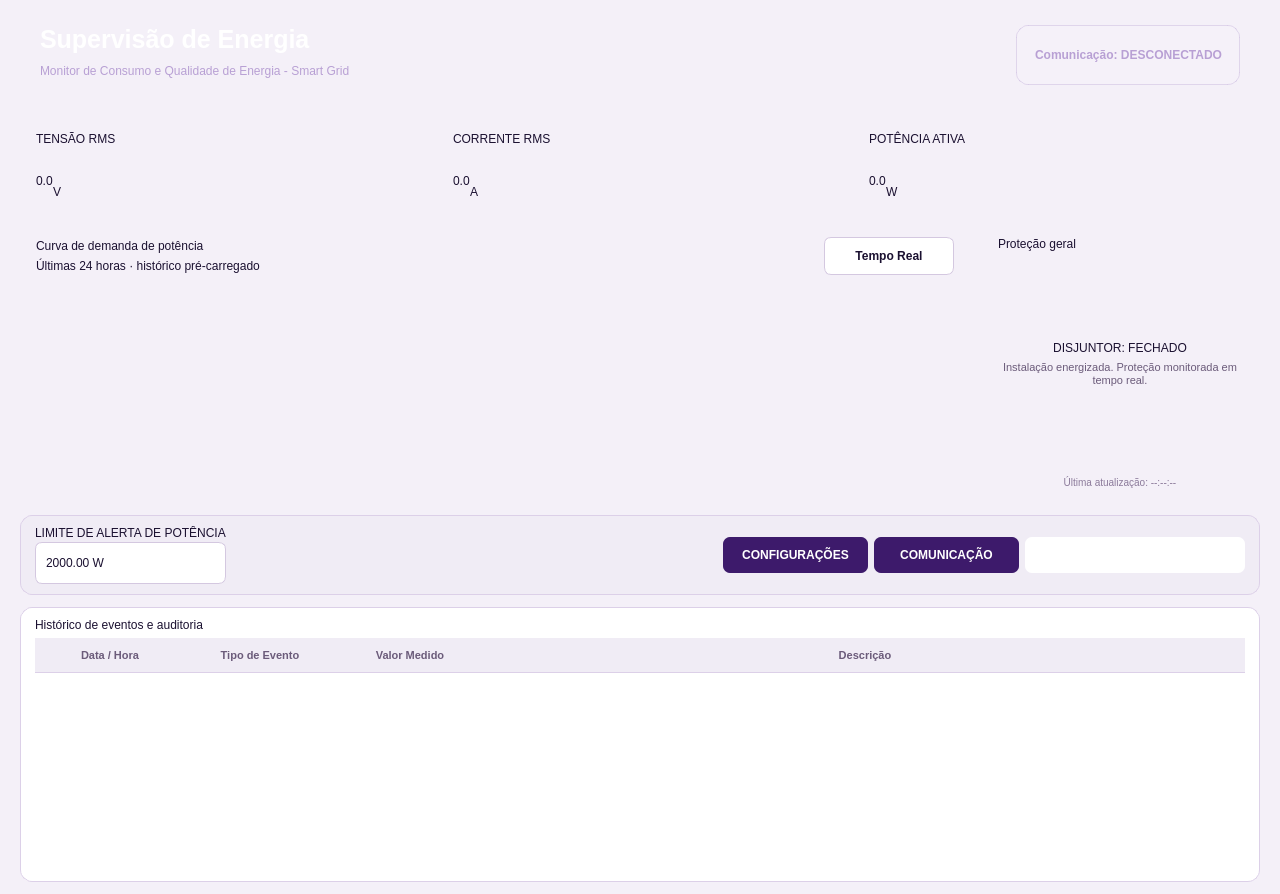
This is ui/dashboard.ui in JasmineAlves/SistemaSupervisaoControle-Desktop as Qt 5 draws it before an edit. The edited form follows.
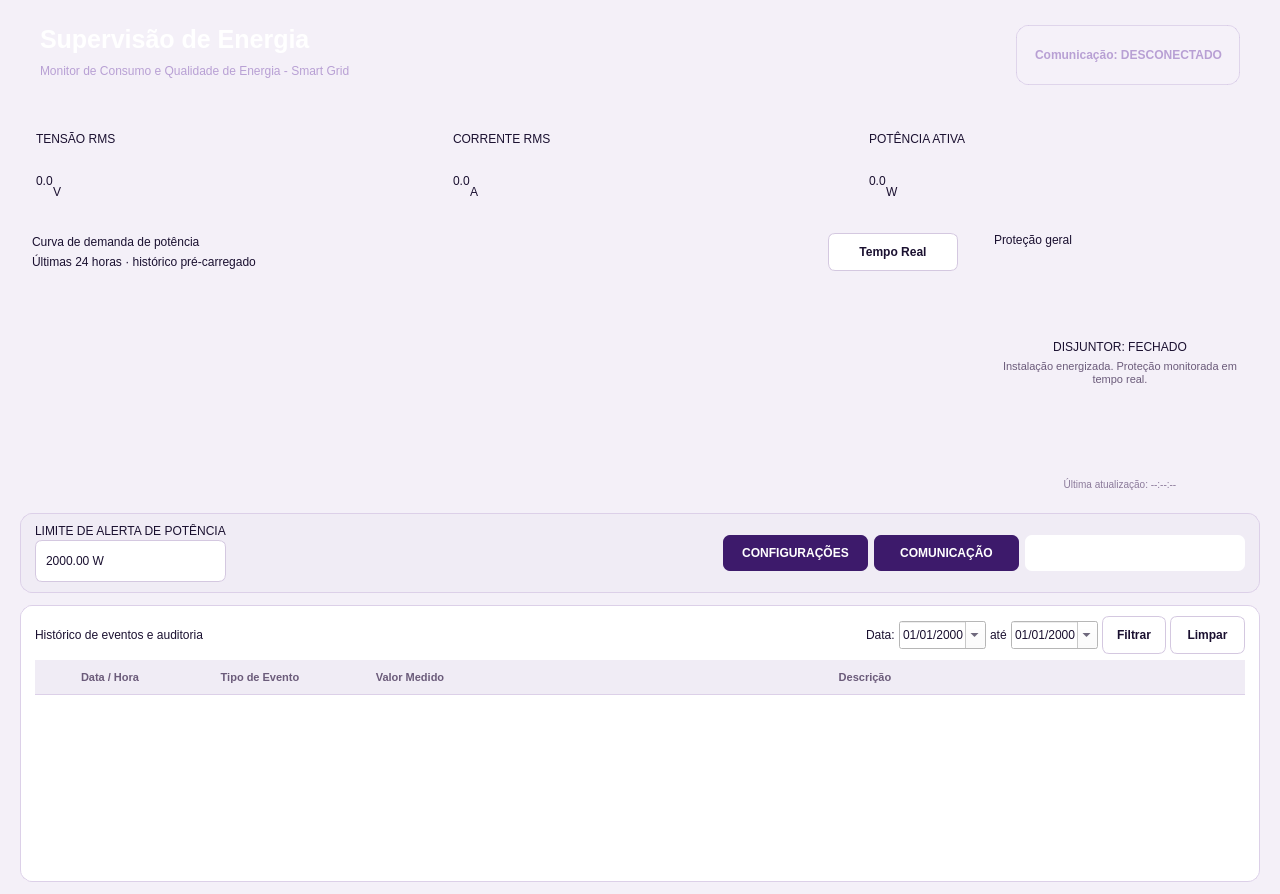
This is the edited form.

Commit message: Adiciona filtro por data e abertura automática do disjuntor

What changed in the file:
```diff
--- a/ui/dashboard.ui
+++ b/ui/dashboard.ui
@@ -26,7 +26,7 @@
 }
 
 QWidget {
-    font-family: &quot;Segoe UI&quot;;
+    font-family: "Segoe UI";
     color: #1A1030;
 }
 
@@ -116,12 +116,12 @@
     padding: 6px 14px;
 }
 
-QLabel#lbl_status_comunicacao[state=&quot;on&quot;] {
+QLabel#lbl_status_comunicacao[state="on"] {
     color: #A78BFA;
     border-color: rgba(167, 139, 250, 0.5);
 }
 
-QLabel#lbl_status_comunicacao[state=&quot;off&quot;] {
+QLabel#lbl_status_comunicacao[state="off"] {
     color: #E1B8B4;
     border-color: rgba(225, 184, 180, 0.4);
 }
@@ -135,7 +135,7 @@
 QFrame#grupo_tensao { border-left: 4px solid #6D28D9; }
 QFrame#grupo_corrente { border-left: 4px solid #7C3AED; }
 QFrame#grupo_potencia { border-left: 4px solid #8B5CF6; }
-QFrame#grupo_potencia[alerta=&quot;true&quot;] { border-left: 4px solid #EA580C; background: #FFF7ED; }
+QFrame#grupo_potencia[alerta="true"] { border-left: 4px solid #EA580C; background: #FFF7ED; }
 
 QLabel.metricTitle {
     color: #6B5B7A;
@@ -182,23 +182,23 @@
     border-radius: 12px;
 }
 
-QFrame#statusCard[estado=&quot;fechado&quot;] {
+QFrame#statusCard[estado="fechado"] {
     background: #F0ECF5;
     border: 1px solid #D4C8E0;
 }
 
-QFrame#statusCard[estado=&quot;aberto&quot;] {
+QFrame#statusCard[estado="aberto"] {
     background: #FDECEC;
     border: 1px solid #F3C1BC;
 }
 
-QLabel#lbl_status_disjuntor[estado=&quot;fechado&quot;] {
+QLabel#lbl_status_disjuntor[estado="fechado"] {
     color: #5B21B6;
     font-size: 18px;
     font-weight: 700;
 }
 
-QLabel#lbl_status_disjuntor[estado=&quot;aberto&quot;] {
+QLabel#lbl_status_disjuntor[estado="aberto"] {
     color: #B42318;
     font-size: 18px;
     font-weight: 700;
@@ -334,6 +334,11 @@
 QScrollBar::handle:vertical:hover {
     background: #8B5CF6;
 }
+
+QDateEdit {
+    background-color: white;
+    color: #1A1030;
+}
    </string>
   </property>
   <widget class="QWidget" name="centralwidget">
@@ -675,7 +680,7 @@
         <property name="minimumSize">
          <size>
           <width>560</width>
-          <height>280</height>
+          <height>230</height>
          </size>
         </property>
         <property name="class" stdset="0">
@@ -683,16 +688,16 @@
         </property>
         <layout class="QVBoxLayout" name="layout_grafico">
          <property name="leftMargin">
-          <number>16</number>
+          <number>12</number>
          </property>
          <property name="topMargin">
-          <number>14</number>
+          <number>10</number>
          </property>
          <property name="rightMargin">
-          <number>16</number>
+          <number>12</number>
          </property>
          <property name="bottomMargin">
-          <number>12</number>
+          <number>8</number>
          </property>
 <item>
  <layout class="QHBoxLayout" name="layout_cabecalho_grafico">
@@ -757,10 +762,9 @@
     <property name="minimumSize">
      <size>
       <width>130</width>
-      <height>34</height>
-     </size>
-    </property>
-
+               <height>38</height>
+              </size>
+             </property>
     <property name="text">
      <string>Tempo Real</string>
     </property>
@@ -788,7 +792,7 @@
         <property name="minimumSize">
          <size>
           <width>280</width>
-          <height>280</height>
+          <height>230</height>
          </size>
         </property>
         <property name="estado" stdset="0">
@@ -796,16 +800,16 @@
         </property>
         <layout class="QVBoxLayout" name="layout_status">
          <property name="leftMargin">
-          <number>18</number>
+          <number>14</number>
          </property>
          <property name="topMargin">
-          <number>14</number>
+          <number>10</number>
          </property>
          <property name="rightMargin">
-          <number>18</number>
+          <number>14</number>
          </property>
          <property name="bottomMargin">
-          <number>14</number>
+          <number>10</number>
          </property>
          <item>
           <widget class="QLabel" name="lbl_disjuntor_titulo">
@@ -992,7 +996,7 @@
       <property name="minimumSize">
        <size>
         <width>0</width>
-        <height>170</height>
+        <height>220</height>
        </size>
       </property>
       <layout class="QVBoxLayout" name="layout_historico">
@@ -1009,6 +1013,11 @@
         <number>10</number>
        </property>
        <item>
+        <layout class="QHBoxLayout" name="layout_cabecalho_historico">
+         <property name="spacing">
+          <number>8</number>
+         </property>
+         <item>
         <widget class="QLabel" name="lbl_historico_titulo">
          <property name="text">
           <string>Histórico de eventos e auditoria</string>
@@ -1019,6 +1028,116 @@
         </widget>
        </item>
        <item>
+          <spacer name="spacer_historico_filtro">
+           <property name="orientation">
+            <enum>Qt::Orientation::Horizontal</enum>
+           </property>
+           <property name="sizeHint" stdset="0">
+            <size>
+             <width>20</width>
+             <height>20</height>
+            </size>
+           </property>
+          </spacer>
+         </item>
+         <item>
+          <widget class="QFrame" name="filtroPanel">
+           <layout class="QHBoxLayout" name="layout_filtro">
+            <property name="spacing">
+             <number>4</number>
+            </property>
+            <property name="leftMargin">
+             <number>0</number>
+            </property>
+            <property name="topMargin">
+             <number>0</number>
+            </property>
+            <property name="rightMargin">
+             <number>0</number>
+            </property>
+            <property name="bottomMargin">
+             <number>0</number>
+            </property>
+            <item>
+             <widget class="QLabel" name="lbl_filtro">
+              <property name="text">
+               <string>Data:</string>
+              </property>
+             </widget>
+            </item>
+            <item>
+             <widget class="QDateEdit" name="data_inicio">
+              <property name="minimumSize">
+               <size>
+                <width>85</width>
+                <height>28</height>
+               </size>
+              </property>
+              <property name="date">
+               <date>
+                <year>2000</year>
+                <month>1</month>
+                <day>1</day>
+               </date>
+              </property>
+             <property name="calendarPopup"><bool>true</bool></property><property name="displayFormat"><string>dd/MM/yyyy</string></property></widget>
+            </item>
+            <item>
+             <widget class="QLabel" name="lbl_ate">
+              <property name="text">
+               <string>até</string>
+              </property>
+             </widget>
+            </item>
+            <item>
+             <widget class="QDateEdit" name="data_fim">
+              <property name="minimumSize">
+               <size>
+                <width>85</width>
+                <height>28</height>
+               </size>
+              </property>
+              <property name="date">
+               <date>
+                <year>2000</year>
+                <month>1</month>
+                <day>1</day>
+               </date>
+              </property>
+             <property name="calendarPopup"><bool>true</bool></property><property name="displayFormat"><string>dd/MM/yyyy</string></property></widget>
+            </item>
+            <item>
+             <widget class="QPushButton" name="btn_filtrar">
+              <property name="minimumSize">
+               <size>
+                <width>62</width>
+                <height>28</height>
+               </size>
+              </property>
+              <property name="text">
+               <string>Filtrar</string>
+              </property>
+             </widget>
+            </item>
+            <item>
+             <widget class="QPushButton" name="btn_limpar_filtro">
+              <property name="minimumSize">
+               <size>
+                <width>75</width>
+                <height>28</height>
+               </size>
+              </property>
+              <property name="text">
+               <string>Limpar</string>
+              </property>
+             </widget>
+            </item>
+           </layout>
+          </widget>
+         </item>
+        </layout>
+       </item>
+       <item>
         <widget class="QTableWidget" name="tabela_registros">
          <property name="editTriggers">
           <set>QAbstractItemView::EditTrigger::NoEditTriggers</set>
```
Left out of the diff: 29 changed lines with no effect on the pictures. Lines whose indentation alone changed are shown as unchanged. The commit also changes 2 other files.
